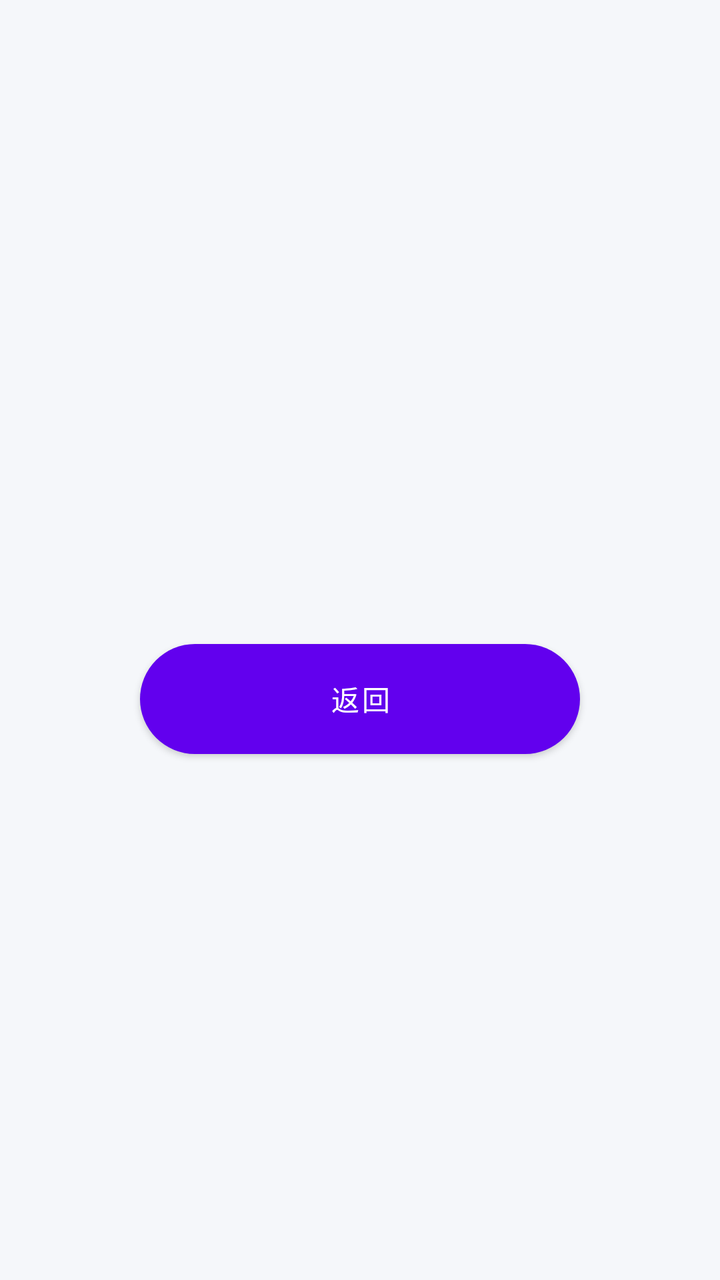
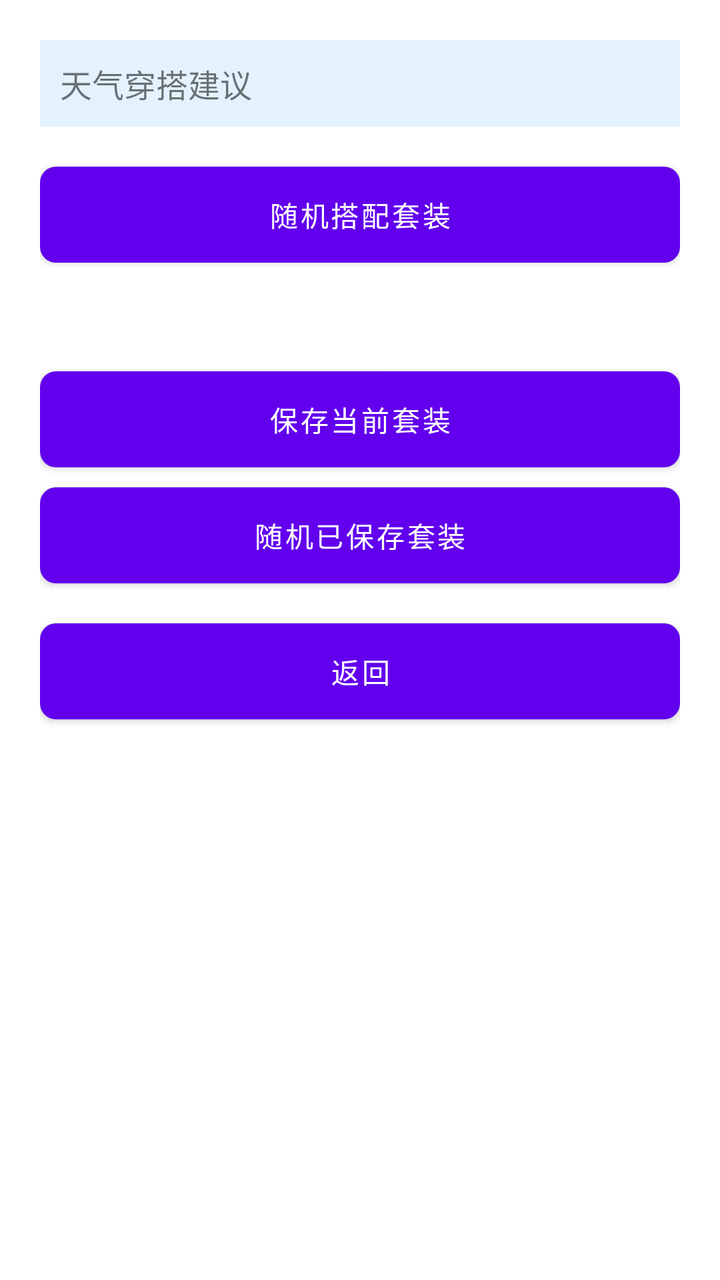

The first picture is an Android layout as it rendered before a commit; the second is the same layout after the commit. The layout source and the unified diff follow.
<!-- AndroidManifest.xml: application theme Theme.ChooseHelper202 -->
<!-- res/layout/activity_cloth.xml -->
<?xml version="1.0" encoding="utf-8"?>
<LinearLayout xmlns:android="http://schemas.android.com/apk/res/android" android:layout_width="match_parent" android:layout_height="match_parent" android:gravity="center" android:orientation="vertical" android:padding="30dp" android:background="#F5F7FA">
    <TextView android:id="@+id/tv_cloth_tip" android:layout_width="wrap_content" android:layout_height="wrap_content" android:textSize="22sp" android:gravity="center"/>
    <Button android:id="@+id/btn_cloth_back" android:layout_width="220dp" android:layout_height="55dp" android:text="返回" android:background="@drawable/btn_grey" android:textColor="#fff" android:layout_marginTop="30dp"/>
</LinearLayout>
<!-- resources referenced by this layout -->
<resources>
  <!-- drawable btn_grey (drawable) -->
  <?xml version="1.0" encoding="utf-8"?>
  <shape xmlns:android="http://schemas.android.com/apk/res/android">
      <solid android:color="#788090"/>
      <corners android:radius="30dp"/>
  </shape>
  <style name="Theme.ChooseHelper202" parent="Theme.MaterialComponents.DayNight.NoActionBar">
          <item name="colorPrimary">#6200EE</item>
          <item name="colorPrimaryVariant">#3700B3</item>
          <item name="colorOnPrimary">#FFFFFF</item>
          <item name="colorSecondary">#03DAC5</item>
          <item name="colorSecondaryVariant">#018786</item>
          <item name="colorOnSecondary">#000000</item>
          <item name="android:statusBarColor">?attr/colorPrimaryVariant</item>
      </style>
</resources>

<!-- the commit's change to res/layout/activity_cloth.xml (unified diff, before → after) -->
@@ -1,5 +1,57 @@
 <?xml version="1.0" encoding="utf-8"?>
-<LinearLayout xmlns:android="http://schemas.android.com/apk/res/android" android:layout_width="match_parent" android:layout_height="match_parent" android:gravity="center" android:orientation="vertical" android:padding="30dp" android:background="#F5F7FA">
-    <TextView android:id="@+id/tv_cloth_tip" android:layout_width="wrap_content" android:layout_height="wrap_content" android:textSize="22sp" android:gravity="center"/>
-    <Button android:id="@+id/btn_cloth_back" android:layout_width="220dp" android:layout_height="55dp" android:text="返回" android:background="@drawable/btn_grey" android:textColor="#fff" android:layout_marginTop="30dp"/>
+<LinearLayout xmlns:android="http://schemas.android.com/apk/res/android"
+    android:layout_width="match_parent"
+    android:layout_height="match_parent"
+    android:orientation="vertical"
+    android:padding="20dp">
+
+    <TextView
+        android:id="@+id/tv_weather_suggest"
+        android:layout_width="match_parent"
+        android:layout_height="wrap_content"
+        android:text="天气穿搭建议"
+        android:textSize="16sp"
+        android:background="#e3f2fd"
+        android:padding="10dp"/>
+
+    <Button
+        android:id="@+id/btn_random_set"
+        android:layout_width="match_parent"
+        android:layout_height="wrap_content"
+        android:text="随机搭配套装"
+        android:background="@drawable/btn_purple"
+        android:layout_marginTop="20dp"/>
+
+    <TextView
+        android:id="@+id/tv_result"
+        android:layout_width="match_parent"
+        android:layout_height="wrap_content"
+        android:textSize="18sp"
+        android:layout_marginTop="20dp"
+        android:gravity="center"/>
+
+    <Button
+        android:id="@+id/btn_save_set"
+        android:layout_width="match_parent"
+        android:layout_height="wrap_content"
+        android:text="保存当前套装"
+        android:background="@drawable/btn_purple"
+        android:layout_marginTop="10dp"/>
+
+    <Button
+        android:id="@+id/btn_random_saved_set"
+        android:layout_width="match_parent"
+        android:layout_height="wrap_content"
+        android:text="随机已保存套装"
+        android:background="@drawable/btn_purple"
+        android:layout_marginTop="10dp"/>
+
+    <Button
+        android:layout_width="match_parent"
+        android:layout_height="wrap_content"
+        android:text="返回"
+        android:background="@drawable/btn_purple"
+        android:layout_marginTop="20dp"
+        android:onClick="finish"/>
+
 </LinearLayout>
<!-- resource entries referenced after the edit -->
@@ -1,11 +1,21 @@
 <!-- resources referenced by this layout -->
 <resources>
-  <!-- drawable btn_grey (drawable) -->
+  <!-- drawable btn_purple (drawable) -->
   <?xml version="1.0" encoding="utf-8"?>
-  <shape xmlns:android="http://schemas.android.com/apk/res/android">
-      <solid android:color="#788090"/>
-      <corners android:radius="30dp"/>
-  </shape>
+  <selector xmlns:android="http://schemas.android.com/apk/res/android">
+      <item android:state_pressed="true">
+          <shape android:shape="rectangle">
+              <solid android:color="#7b1fa2"/>
+              <corners android:radius="8dp"/>
+          </shape>
+      </item>
+      <item>
+          <shape android:shape="rectangle">
+              <solid android:color="#9c27b0"/>
+              <corners android:radius="8dp"/>
+          </shape>
+      </item>
+  </selector>
   <style name="Theme.ChooseHelper202" parent="Theme.MaterialComponents.DayNight.NoActionBar">
           <item name="colorPrimary">#6200EE</item>
           <item name="colorPrimaryVariant">#3700B3</item>
